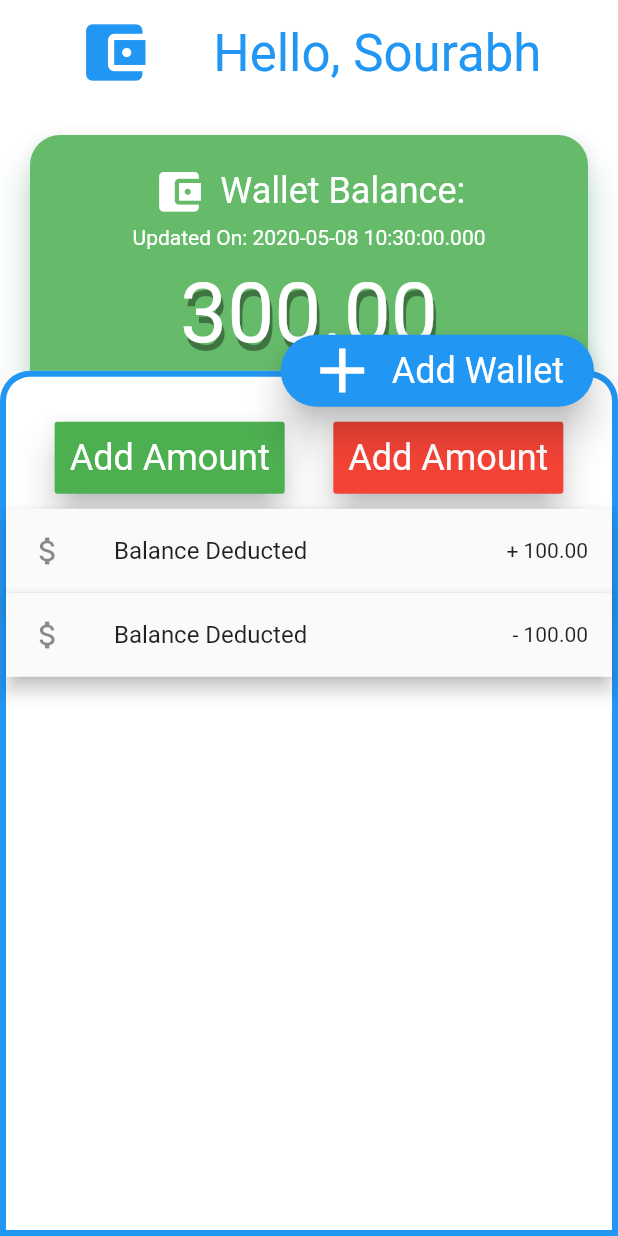
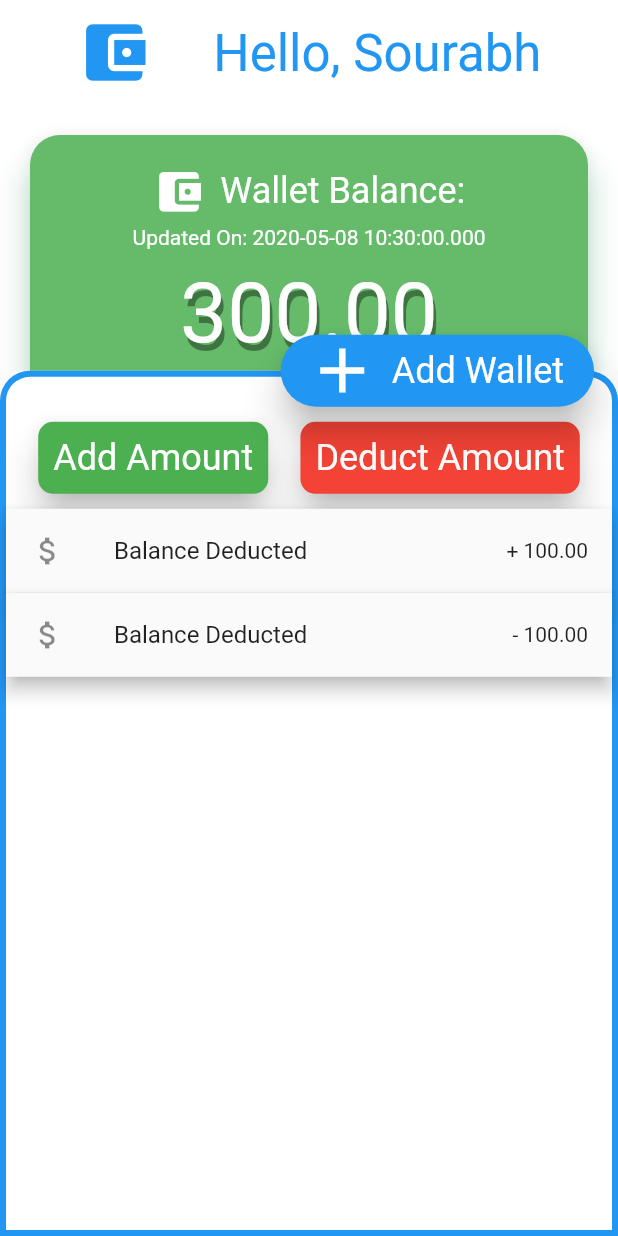
Before and after one commit to sourabhsdx/flutter_balance_manager, a Flutter app: the screen it shows after launch, after a tap on "Wallet Balance:", on a phone screen of 412 x 824 dp. Run offline on Flutter 3.47's test engine with Material 2 defaults, Android fonts, the phone set to English and light mode, and no system bars.

```diff
--- a/lib/screens/components/wallet_card.dart
+++ b/lib/screens/components/wallet_card.dart
@@ -26,16 +26,22 @@ class WalletCard extends StatelessWidget {
                     RaisedButton(
                       onPressed: (){},
                       elevation: 10,
+                      padding: EdgeInsets.all(10),
+                      shape: RoundedRectangleBorder(
+                        borderRadius: BorderRadius.circular(10)
+                      ),
                       color: Colors.green,
-                      padding: EdgeInsets.all(10),
                       child: Text("Add Amount",style: Theme.of(context).textTheme.headline5,),
                     ),
                     RaisedButton(
                       onPressed: (){},
                       elevation: 10,
                       color: Colors.red,
+                      shape: RoundedRectangleBorder(
+                          borderRadius: BorderRadius.circular(10)
+                      ),
                       padding: EdgeInsets.all(10),
-                      child: Text("Add Amount", style: Theme.of(context).textTheme.headline5,),
+                      child: Text("Deduct Amount", style: Theme.of(context).textTheme.headline5,),
 
                     )
                   ],
```
